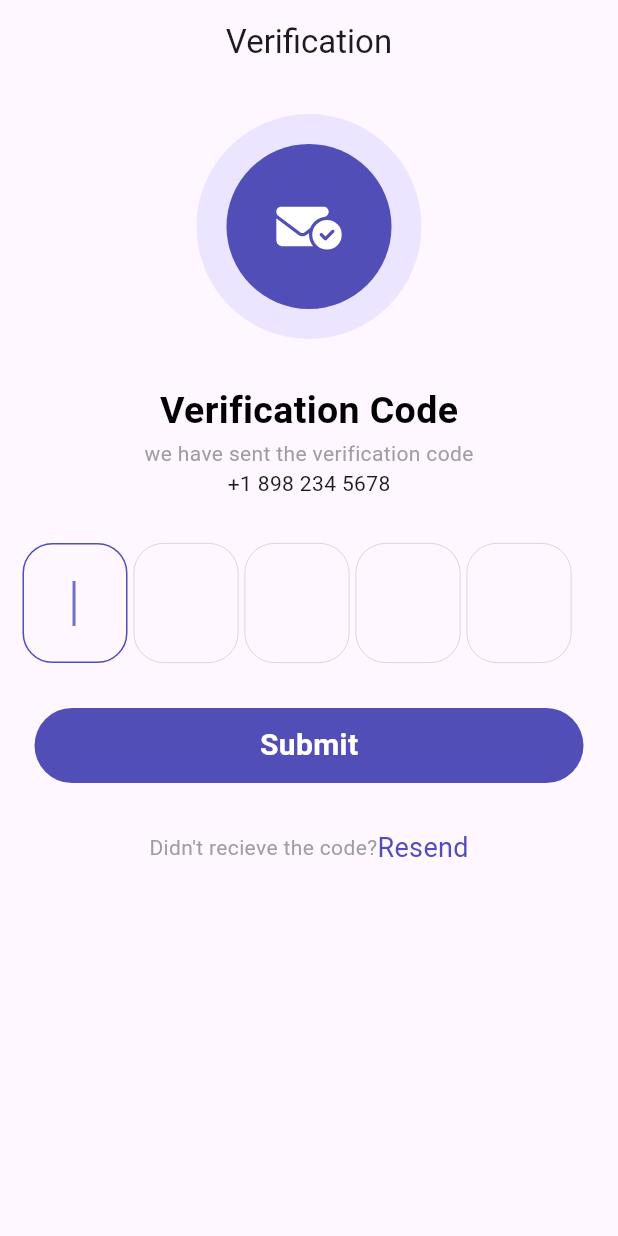
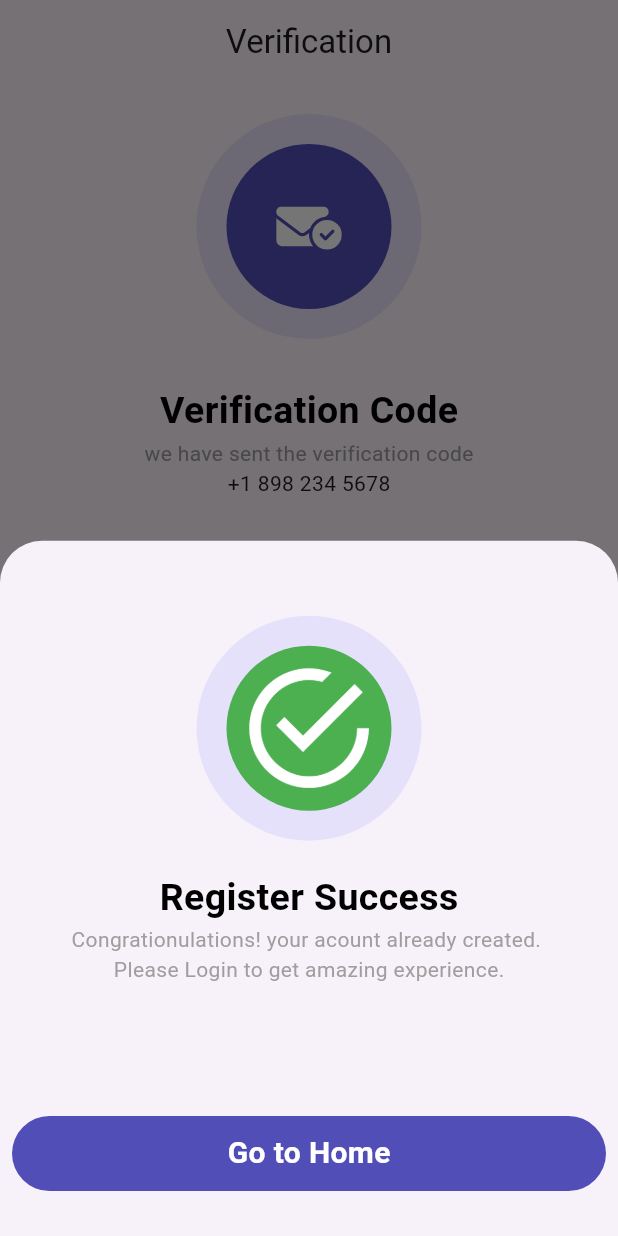
Before and after one commit to ibrahimalnagar45/Kutuku, a Flutter app: the VerificationView screen opened by its route, after a tap on "Submit", on a phone screen of 412 x 824 dp. Run offline on Flutter 3.47's test engine with Material 3 defaults, Android fonts, the phone set to English and light mode, and no system bars; our stand-ins replace flutter_svg, go_router.

Commit message:
Add custom check icon widget and bottom model sheet
- Added CustomCheckIcon widget for displaying check icons with customizable
  colors.
- Added CustomBottomModelSheet widget for displaying a custom bottom sheet
  with success message and a button to navigate to the home screen.

```diff
--- /dev/null
+++ b/lib/features/auth/presentation/views/widgets/custom_check_icon.dart
@@ -0,0 +1,25 @@
+import 'package:flutter/material.dart';
+import 'package:flutter/widgets.dart';
+import 'package:flutter_svg/flutter_svg.dart';
+
+import '../../../../../constants.dart';
+
+class CustomCheckIcon extends StatelessWidget {
+  const CustomCheckIcon(
+      {super.key, required this.icon, this.color = kPrimaryColor});
+  final Widget icon;
+  final Color color;
+
+  @override
+  Widget build(BuildContext context) {
+    return CircleAvatar(
+      minRadius: 75,
+      backgroundColor: Colors.grey.withBlue(255).withOpacity(.2),
+      child: CircleAvatar(
+        minRadius: 55,
+        backgroundColor: color,
+        child: icon,
+      ),
+    );
+  }
+}
--- /dev/null
+++ b/lib/features/auth/presentation/views/widgets/custom_model_bottom_sheet.dart
@@ -0,0 +1,62 @@
+import 'package:flutter/cupertino.dart';
+import 'package:flutter/material.dart';
+import 'package:go_router/go_router.dart';
+import 'package:kutuku/core/utils/routes.dart';
+import 'package:kutuku/core/utils/widgets/custom_button.dart';
+import 'package:kutuku/features/auth/presentation/views/widgets/custom_check_icon.dart';
+
+import '../../../../../core/utils/styles.dart';
+
+class CustomBottomModelSheet extends StatelessWidget {
+  const CustomBottomModelSheet({super.key});
+
+  @override
+  Widget build(BuildContext context) {
+    return Column(
+      children: [
+        const SizedBox(
+          height: 50,
+        ),
+        CustomCheckIcon(
+          color: Colors.green,
+          icon: Center(
+            child: Image.asset(
+              'assets/images/Ícones_para_todos_os_tipos_de_design___Freepik-removebg-preview.png',
+              height: 80,
+              color: Colors.white,
+            ),
+          ),
+        ),
+        const SizedBox(
+          height: 20,
+        ),
+        Text(
+          'Register Success',
+          style: Styles.titleStyle.copyWith(fontSize: 25),
+        ),
+        const Column(
+          mainAxisAlignment: MainAxisAlignment.center,
+          children: [
+            Text('Congrationulations! your acount already created. ',
+                style: Styles.desStyle),
+            Text(
+              'Please Login to get amazing experience.',
+              style: Styles.desStyle,
+            )
+          ],
+        ),
+        const Spacer(),
+        CustomButton(
+          text: 'Go to Home',
+          onPressed: () {
+            GoRouter.of(context).pop();
+            GoRouter.of(context).push(AppRoutes.kLogin);
+          },
+        ),
+        const SizedBox(
+          height: 30,
+        ),
+      ],
+    );
+  }
+}
--- a/lib/features/auth/presentation/views/widgets/verification_view_body.dart
+++ b/lib/features/auth/presentation/views/widgets/verification_view_body.dart
@@ -5,6 +5,8 @@ import 'package:kutuku/core/utils/styles.dart';
 import 'package:kutuku/features/auth/presentation/views/widgets/verification_code_bloc.dart';
 
 import '../../../../../core/utils/widgets/custom_button.dart';
+import 'custom_check_icon.dart';
+import 'custom_model_bottom_sheet.dart';
 
 class VerificationViewBody extends StatefulWidget {
   const VerificationViewBody({super.key});
@@ -39,19 +41,12 @@ class _VerificationViewBodyState extends State<VerificationViewBody> {
         const SizedBox(
           height: 20,
         ),
-        CircleAvatar(
-          minRadius: 75,
-          backgroundColor: Colors.grey.withBlue(255).withOpacity(.2),
-          child: CircleAvatar(
-            minRadius: 55,
-            backgroundColor: kPrimaryColor,
-            child: Center(
-              child: SvgPicture.asset(
-                'assets/icons/envelope-circle-check-solid.svg',
-                height: 35,
-                colorFilter:
-                    const ColorFilter.mode(Colors.white, BlendMode.srcIn),
-              ),
+          CustomCheckIcon(
+          icon: Center(
+            child: SvgPicture.asset(
+             'assets/icons/envelope-circle-check-solid.svg',
+              height: 35,
+              colorFilter: const ColorFilter.mode(Colors.white, BlendMode.srcIn),
             ),
           ),
         ),
@@ -122,17 +117,11 @@ class _VerificationViewBodyState extends State<VerificationViewBody> {
         CustomButton(
           text: 'Submit',
           onPressed: () {
-            // Submit logic goes here
-            // For now, just move focus to the next field
-            if (_controller.text.length < 5) {
-              return; // Don't proceed if code length is less than 5
-            }
-            for (var i = 0; i < focusNodes.length; i++) {
-              if (!focusNodes[i].hasFocus && i < focusNodes.length - 1) {
-                focusNodes[i + 1].requestFocus();
-                break;
-              }
-            }
+            showModalBottomSheet(
+                context: context,
+                builder: (context) {
+                  return const CustomBottomModelSheet();
+                });
           },
         ),
         const SizedBox(
```
Also changed, not shown: assets/icons/R (1).png (added), assets/images/Ícones para todos os tipos de design _ Freepik.jpeg (added), assets/images/Ícones_para_todos_os_tipos_de_design___Freepik-removebg-preview.png (added).
